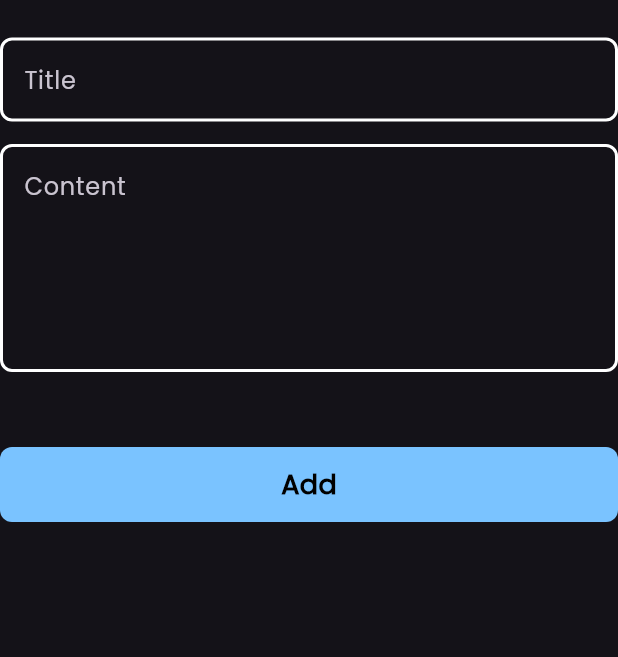
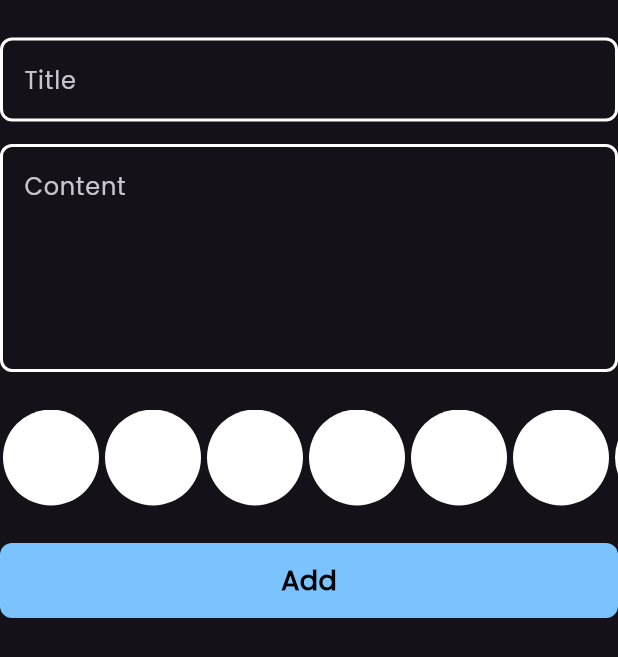
Before and after one commit to mohamedagm/notes_v1, a Flutter app: the AddNoteForm widget shown alone on an empty page, opened directly, on a phone screen of 412 x 824 dp. Shown: the top 657 px of the screen. Run offline on Flutter 3.47's test engine with Material 3 defaults, Android fonts, the phone set to English and light mode, and no system bars; our stand-ins replace bloc, flutter_bloc, hive, hive_flutter; accounts and stored records are empty.

Commit message:
create color_item + create color_item_list

```diff
--- a/lib/views/widgets/add_note_form.dart
+++ b/lib/views/widgets/add_note_form.dart
@@ -3,6 +3,7 @@ import 'package:flutter_bloc/flutter_bloc.dart';
 import 'package:intl/intl.dart';
 import 'package:notes_v1/cubits/add_noteCubit/add_note_cubit.dart';
 import 'package:notes_v1/models/note_model.dart';
+import 'package:notes_v1/views/widgets/color_item_list.dart';
 import 'package:notes_v1/views/widgets/custom_button.dart';
 import 'package:notes_v1/views/widgets/custom_text_field.dart';
 
@@ -39,7 +40,12 @@ class _AddNoteFormState extends State<AddNoteForm> {
             hint: 'Content',
             maxLines: 5,
           ),
-          SizedBox(height: 50),
+
+          SizedBox(height: 25),
+
+          ColorItemList(),
+
+          SizedBox(height: 25),
           BlocBuilder<AddNoteCubit, AddNoteState>(
             builder: (context, state) {
               return CustomButton(
--- /dev/null
+++ b/lib/views/widgets/color_item.dart
@@ -0,0 +1,10 @@
+import 'package:flutter/material.dart';
+
+class ColorItem extends StatelessWidget {
+  const ColorItem({super.key});
+
+  @override
+  Widget build(BuildContext context) {
+    return CircleAvatar(backgroundColor: Colors.white, radius: 32);
+  }
+}
--- /dev/null
+++ b/lib/views/widgets/color_item_list.dart
@@ -0,0 +1,23 @@
+import 'package:flutter/material.dart';
+import 'package:notes_v1/views/widgets/color_item.dart';
+
+class ColorItemList extends StatelessWidget {
+  const ColorItemList({super.key});
+
+  @override
+  Widget build(BuildContext context) {
+    return SizedBox(
+      height: 64,
+      child: ListView.builder(
+        itemBuilder: (context, index) {
+          return Padding(
+            padding: const EdgeInsets.symmetric(horizontal: 2.0),
+            child: ColorItem(),
+          );
+        },
+        scrollDirection: Axis.horizontal,
+        itemCount: 10,
+      ),
+    );
+  }
+}
```
